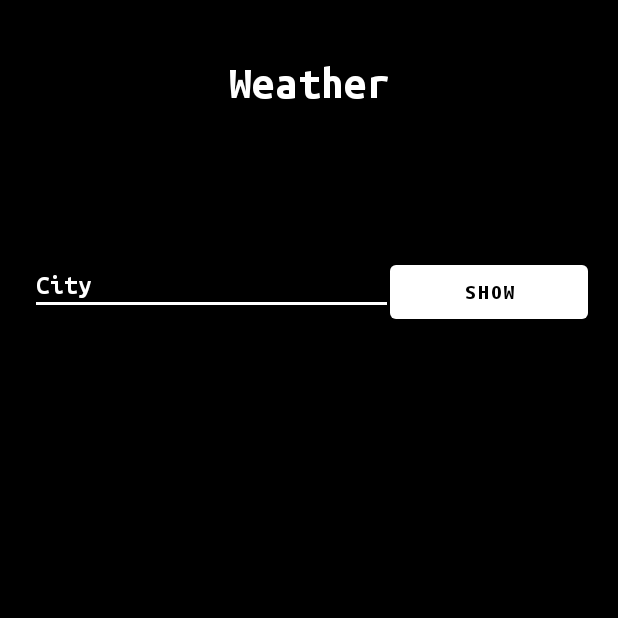
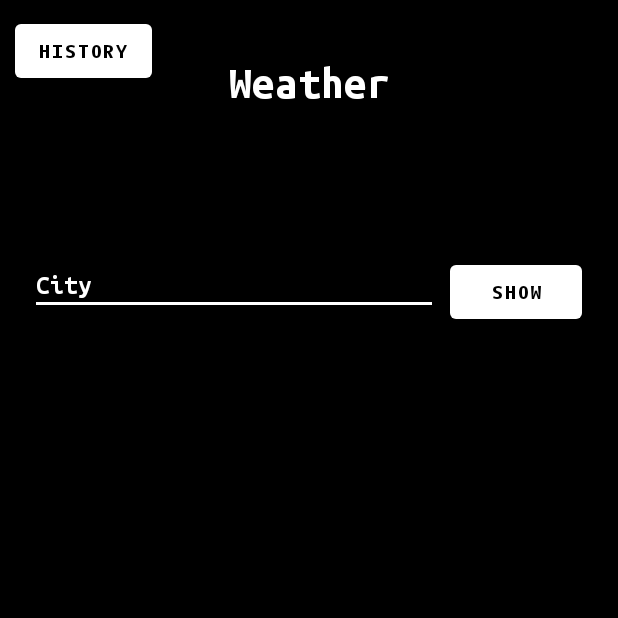
Before and after one commit to pavelKazhukov/Weather, an Android app: the screen it shows after launch (MainActivity), on a phone screen of 412 x 824 dp, the top half of it. Run offline under Robolectric (Android 15) with nearby library versions, the light colour scheme and no system bars.

Commit message:
added request history and a method for cleaning it

```diff
--- a/app/src/main/res/layout/activity_main.xml
+++ b/app/src/main/res/layout/activity_main.xml
@@ -25,7 +25,7 @@
             android:layout_height="wrap_content"
             android:layout_below="@+id/logo"
             android:layout_marginTop="100sp"
-            android:layout_marginEnd="150sp"
+            android:layout_marginEnd="120sp"
             android:layout_marginStart="20sp"
             android:ems="10"
             android:backgroundTint="@color/white"
@@ -40,10 +40,10 @@
     <Button
             android:layout_below="@+id/logo"
             android:layout_marginTop="100sp"
-            android:layout_marginStart="260sp"
+            android:layout_marginStart="300sp"
             android:layout_marginEnd="20sp"
             android:id="@+id/main_button"
-            android:layout_width="match_parent"
+            android:layout_width="wrap_content"
             android:layout_height="wrap_content"
             android:fontFamily="@font/ubuntu_mono_bold"
             app:backgroundTint="@color/white"
@@ -59,12 +59,15 @@
             android:layout_width="match_parent"
             android:layout_height="wrap_content"
             android:layout_below="@+id/main_button"/>
-    <Spinner
-            android:id="@+id/spinner"
-            android:layout_below="@+id/user_field"
-            android:layout_width="match_parent"
+
+    <Button
+            android:text="@string/history"
+            android:layout_width="wrap_content"
             android:layout_height="wrap_content"
-            android:layout_marginStart="20sp"
-            android:layout_marginEnd="150sp"
-            />
+            android:layout_marginTop="10sp"
+            android:layout_marginStart="10sp"
+            android:id="@+id/history_button"
+            android:fontFamily="@font/ubuntu_mono_bold"
+            app:backgroundTint="@color/white"
+            android:textColor="@color/black"/>
 </RelativeLayout>
--- a/app/src/main/res/values/strings.xml
+++ b/app/src/main/res/values/strings.xml
@@ -3,7 +3,9 @@
     <string name="logo">Weather</string>
     <string name="hint">City</string>
     <string name="main_button">Show</string>
+    <string name="history">History</string>
     <string name="no_user_input">Input city</string>
     <string name="city_not_found">City not found</string>
+    <string name="clear">Clear</string>
 
 </resources>
```
Also changed, not shown: app/src/main/AndroidManifest.xml (+7 -1 lines), app/src/main/java/com/example/weather/HistoryActivity.java (added, +65 -0 lines), app/src/main/java/com/example/weather/MainActivity.java (+50 -26 lines), app/src/main/res/layout/activity_history.xml (added, +38 -0 lines), app/src/main/res/layout/list_item.xml (added, +10 -0 lines).
